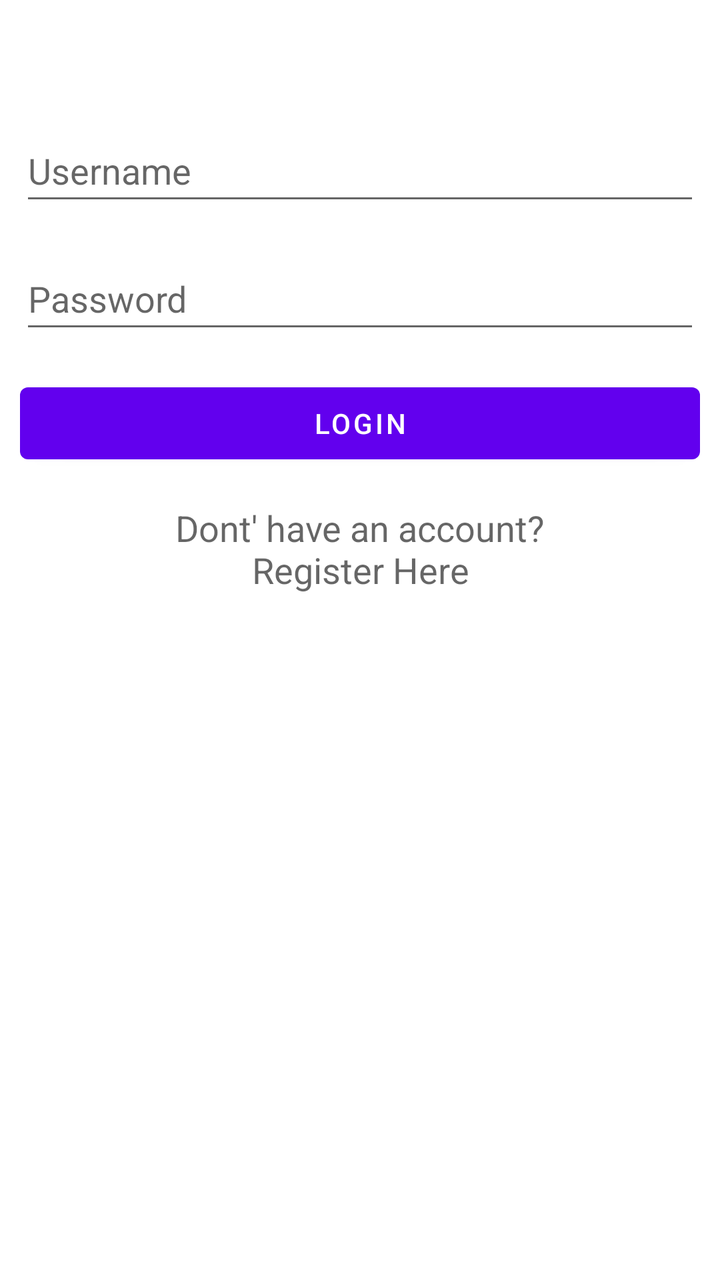
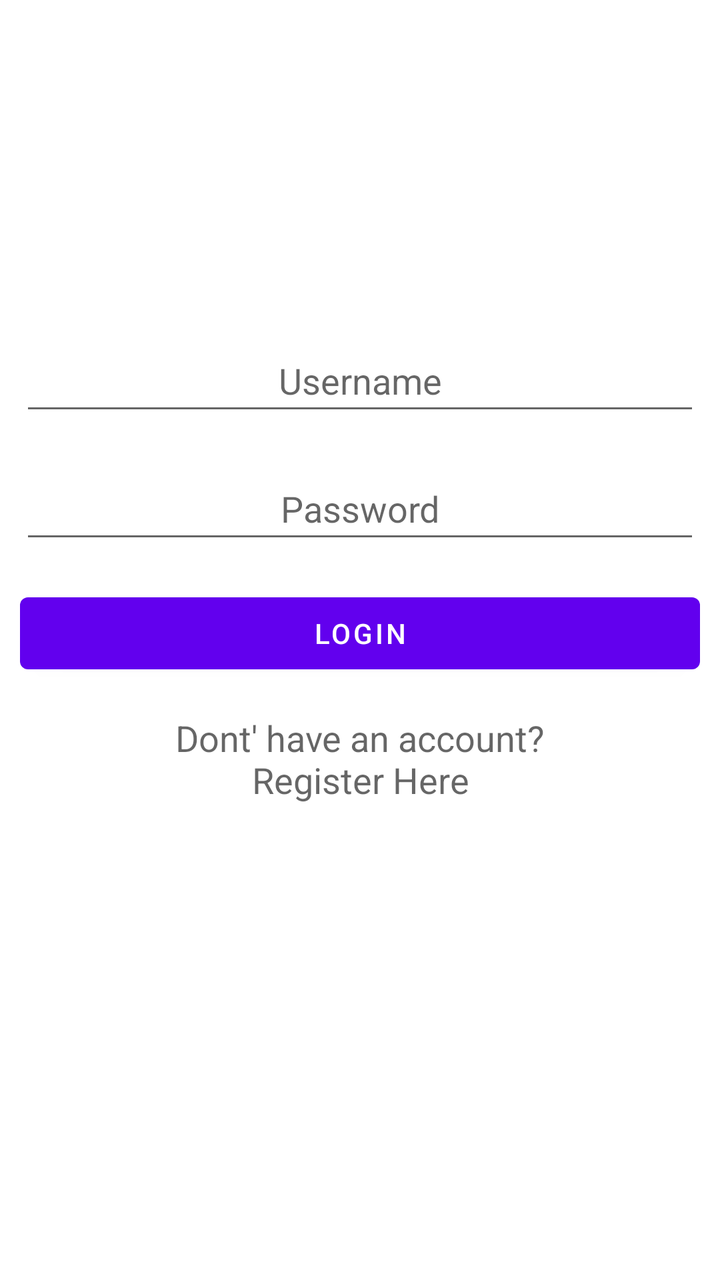

Compare the two renders of this Android layout. The source of the first and the diff that turns it into the second are given below.
<!-- AndroidManifest.xml: application theme Theme.InternetCall -->
<!-- res/layout/activity_login.xml -->
<?xml version="1.0" encoding="utf-8"?>
<androidx.constraintlayout.widget.ConstraintLayout xmlns:android="http://schemas.android.com/apk/res/android"
    xmlns:app="http://schemas.android.com/apk/res-auto"
    xmlns:tools="http://schemas.android.com/tools"
    android:layout_width="match_parent"
    android:layout_height="match_parent"
    tools:context=".activities.LoginActivity">


    <LinearLayout
        android:layout_width="match_parent"
        android:layout_height="wrap_content"
        android:layout_centerVertical="true"
        android:orientation="vertical"
        android:padding="10dp"
        app:layout_constraintBottom_toBottomOf="parent"
        app:layout_constraintTop_toTopOf="parent"
        app:layout_constraintVertical_bias="0.114"
        tools:layout_editor_absoluteX="-52dp">


        <EditText
            android:id="@+id/editTextUsername"
            android:layout_width="match_parent"
            android:layout_height="wrap_content"
            android:layout_marginTop="8dp"
            android:layout_marginBottom="8dp"
            android:hint="Username"
            android:inputType="text"
            android:minHeight="48dp"
            android:importantForAutofill="no" />

        <EditText
            android:id="@+id/editTextPassword"
            android:layout_width="match_parent"
            android:layout_height="wrap_content"
            android:layout_marginTop="8dp"
            android:layout_marginBottom="8dp"
            android:fontFamily="sans-serif"
            android:hint="Password"
            android:inputType="textPassword"
            android:minHeight="48dp"
            android:importantForAutofill="no" />

        <Button
            android:id="@+id/buttonLogin"
            android:layout_width="match_parent"
            android:layout_height="wrap_content"
            android:layout_marginTop="8dp"
            android:layout_marginBottom="8dp"
            android:text="Login" />

        <TextView
            android:id="@+id/textViewRegister"
            android:layout_width="match_parent"
            android:layout_height="wrap_content"
            android:layout_marginTop="8dp"
            android:layout_marginBottom="8dp"
            android:text="Dont' have an account?\nRegister Here"
            android:textAlignment="center"
            android:textAppearance="@style/Base.TextAppearance.AppCompat.Medium" />

    </LinearLayout>


</androidx.constraintlayout.widget.ConstraintLayout>
<!-- resources referenced by this layout -->
<resources>
  <style name="Theme.InternetCall" parent="Theme.MaterialComponents.DayNight.DarkActionBar">
          
          <item name="colorPrimary">@color/purple_500</item>
          <item name="colorPrimaryVariant">@color/purple_700</item>
          <item name="colorOnPrimary">@color/white</item>
          
          <item name="colorSecondary">@color/teal_200</item>
          <item name="colorSecondaryVariant">@color/teal_700</item>
          <item name="colorOnSecondary">@color/black</item>
          
          <item name="android:statusBarColor" tools:targetApi="l">?attr/colorPrimaryVariant</item>
          
      </style>
  <color name="purple_500">#FF6200EE</color>
  <color name="purple_700">#FF3700B3</color>
  <color name="white">#FFFFFFFF</color>
  <color name="teal_200">#FF03DAC5</color>
  <color name="teal_700">#FF018786</color>
  <color name="black">#FF000000</color>
</resources>

<!-- the commit's change to res/layout/activity_login.xml (unified diff, before → after) -->
@@ -15,40 +15,43 @@
         android:padding="10dp"
         app:layout_constraintBottom_toBottomOf="parent"
         app:layout_constraintTop_toTopOf="parent"
-        app:layout_constraintVertical_bias="0.114"
+        app:layout_constraintVertical_bias="0.4"
         tools:layout_editor_absoluteX="-52dp">
 
 
         <EditText
             android:id="@+id/editTextUsername"
             android:layout_width="match_parent"
-            android:layout_height="wrap_content"
+            android:layout_height="48dp"
             android:layout_marginTop="8dp"
             android:layout_marginBottom="8dp"
             android:hint="Username"
+            android:importantForAutofill="no"
             android:inputType="text"
             android:minHeight="48dp"
-            android:importantForAutofill="no" />
+            android:textAlignment="center" />
 
         <EditText
             android:id="@+id/editTextPassword"
             android:layout_width="match_parent"
-            android:layout_height="wrap_content"
+            android:layout_height="48dp"
             android:layout_marginTop="8dp"
             android:layout_marginBottom="8dp"
             android:fontFamily="sans-serif"
             android:hint="Password"
+            android:importantForAutofill="no"
             android:inputType="textPassword"
             android:minHeight="48dp"
-            android:importantForAutofill="no" />
+            android:textAlignment="center" />
 
         <Button
             android:id="@+id/buttonLogin"
             android:layout_width="match_parent"
-            android:layout_height="wrap_content"
+            android:layout_height="48dp"
             android:layout_marginTop="8dp"
             android:layout_marginBottom="8dp"
-            android:text="Login" />
+            android:text="Login"
+            android:textAlignment="center" />
 
         <TextView
             android:id="@+id/textViewRegister"
